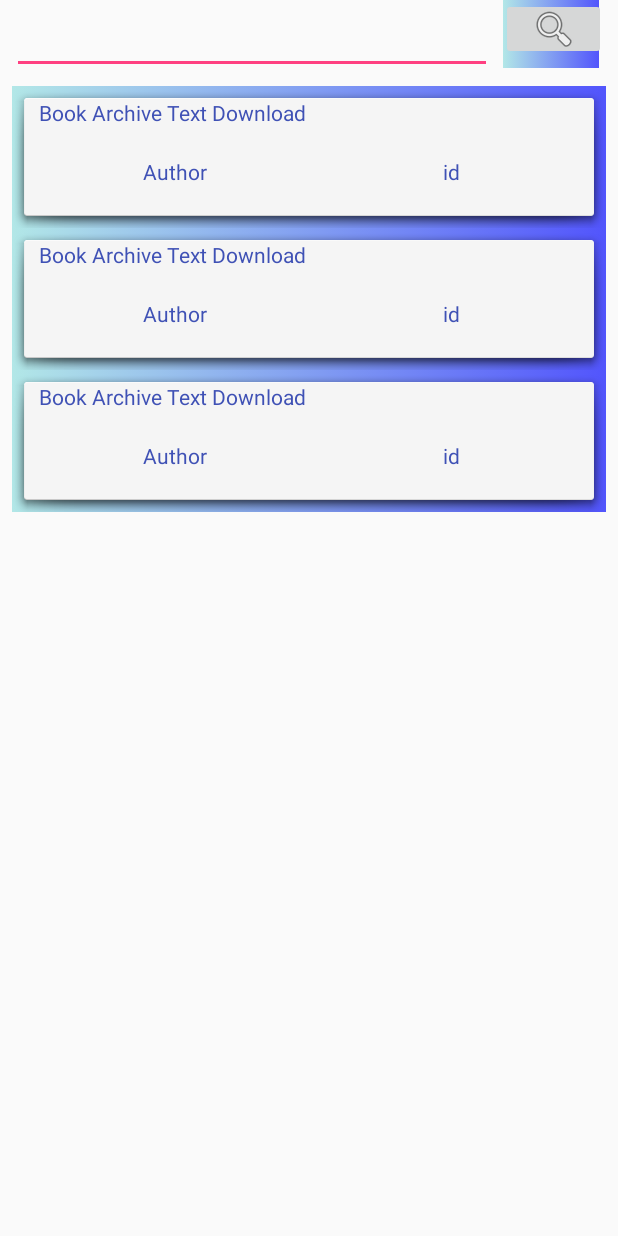
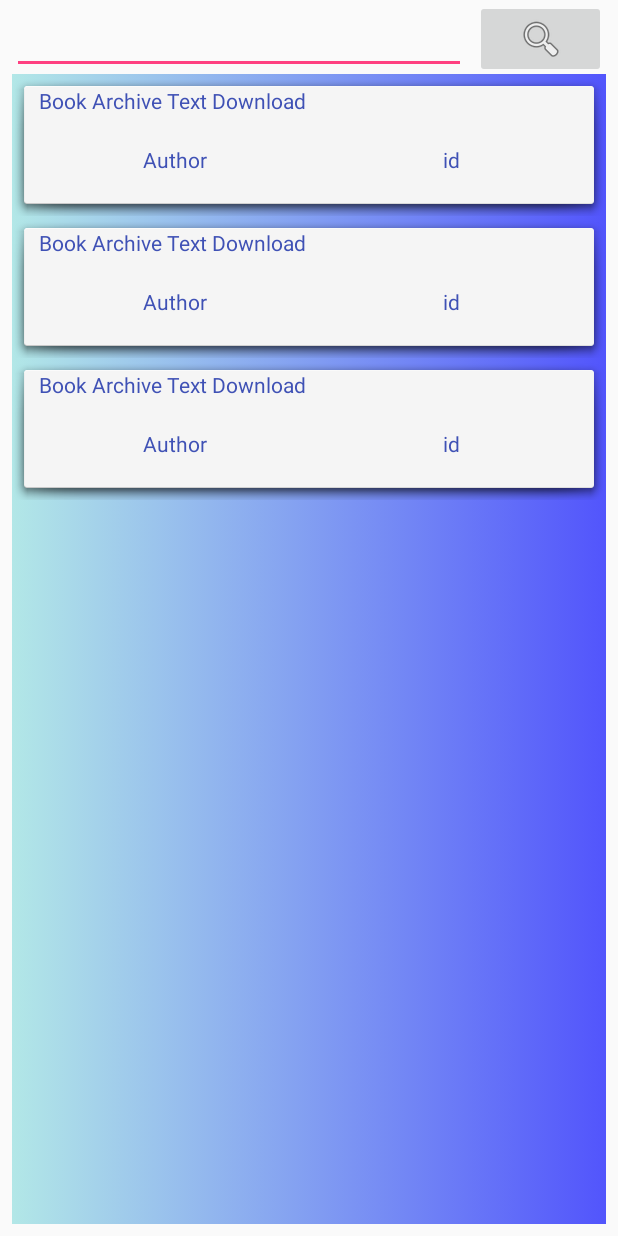
Before and after one commit to oaflopean/bookarchivedownload, an Android app: the layout activity_main.xml on its own in the app's theme, with its tools: preview values and no code run, on a phone screen of 412 x 824 dp. Run offline under Robolectric (Android 15) with nearby library versions, the phone set to English and light mode, and no system bars; network calls fail.

Commit message:
Working application.

```diff
--- a/app/src/main/java/com/copypastapublishing/bookarchive/MainActivity.java
+++ b/app/src/main/java/com/copypastapublishing/bookarchive/MainActivity.java
@@ -71,7 +71,7 @@ public class MainActivity extends AppCompatActivity {
     }
     //defining the loadUrl method ( calls the api for the json data)
     private void loadUrlData(String searchterm) {
-
+        developersLists.clear();
         final ProgressDialog progressDialog = new ProgressDialog(this);
         progressDialog.setMessage("Loading...");
         progressDialog.show();
@@ -191,6 +191,7 @@ public class MainActivity extends AppCompatActivity {
         requestQueue.add(myRequest);}
 
     private void loadUrlData2(String searchterm){
+        developersLists.clear();
         final ProgressDialog progressDialog = new ProgressDialog(this);
         progressDialog.setMessage("Loading...");
         progressDialog.show();
@@ -244,7 +245,7 @@ public class MainActivity extends AppCompatActivity {
                 @Override
                 public void onErrorResponse(VolleyError error){
                     // Do something when error occurred
-                    Toast.makeText(MainActivity.this, "Error Response", Toast.LENGTH_SHORT).show();
+                    Toast.makeText(MainActivity.this, "Search term not found.", Toast.LENGTH_SHORT).show();
                     progressDialog.dismiss();
                 }
             }
--- a/app/src/main/res/layout/activity_main.xml
+++ b/app/src/main/res/layout/activity_main.xml
@@ -18,45 +18,37 @@
         android:focusable="true"
         app:layout_constraintEnd_toStartOf="@+id/searchbutton"
         app:layout_constraintStart_toStartOf="parent"
-        app:layout_constraintTop_toTopOf="parent" />
+        app:layout_constraintTop_toTopOf="parent"
+        android:layout_marginRight="6dp"
+        android:layout_marginLeft="8dp" />
 
+
+    <ImageButton
+        android:id="@+id/searchbutton"
+        android:layout_width="87dp"
+        android:layout_height="52dp"
+        android:layout_marginEnd="8dp"
+        app:layout_constraintEnd_toEndOf="parent"
+        app:layout_constraintStart_toEndOf="@+id/searchView"
+        app:layout_constraintTop_toTopOf="parent"
+        app:srcCompat="@android:drawable/ic_menu_search"
+        android:layout_marginRight="8dp" />
 
     <android.support.v7.widget.RecyclerView
         android:id="@+id/recyclerView"
-        android:layout_width="match_parent"
-        android:layout_height="wrap_content"
+        android:layout_width="0dp"
+        android:layout_height="0dp"
+        android:layout_marginBottom="8dp"
         android:layout_marginEnd="8dp"
         android:layout_marginStart="8dp"
-        android:layout_marginTop="8dp"
         android:background="@drawable/gradient_background"
         android:scrollbars="vertical"
+        app:layout_constraintBottom_toBottomOf="parent"
         app:layout_constraintEnd_toEndOf="parent"
+        app:layout_constraintHorizontal_bias="0.0"
         app:layout_constraintStart_toStartOf="parent"
         app:layout_constraintTop_toBottomOf="@+id/searchView"
+        app:layout_constraintVertical_bias="0.0"
         tools:listitem="@layout/developers_list"></android.support.v7.widget.RecyclerView>
 
-    <ImageView
-        android:id="@+id/imageView"
-        android:layout_width="64dp"
-        android:layout_height="0dp"
-        android:layout_marginBottom="4dp"
-        android:layout_marginEnd="6dp"
-        app:layout_constraintBottom_toBottomOf="@+id/searchView"
-        app:layout_constraintEnd_toEndOf="parent"
-        app:layout_constraintStart_toEndOf="@+id/searchView"
-        app:layout_constraintTop_toTopOf="parent"
-        app:srcCompat="@drawable/gradient_background" />
-
-    <ImageButton
-        android:id="@+id/searchbutton"
-        android:layout_width="70dp"
-        android:layout_height="41dp"
-        android:layout_marginBottom="8dp"
-        android:layout_marginEnd="8dp"
-        app:layout_constraintBottom_toBottomOf="@+id/imageView"
-        app:layout_constraintEnd_toEndOf="parent"
-        app:layout_constraintStart_toEndOf="@+id/searchView"
-        app:layout_constraintTop_toTopOf="parent"
-        app:srcCompat="@android:drawable/ic_menu_search" />
-
 </android.support.constraint.ConstraintLayout>
```
